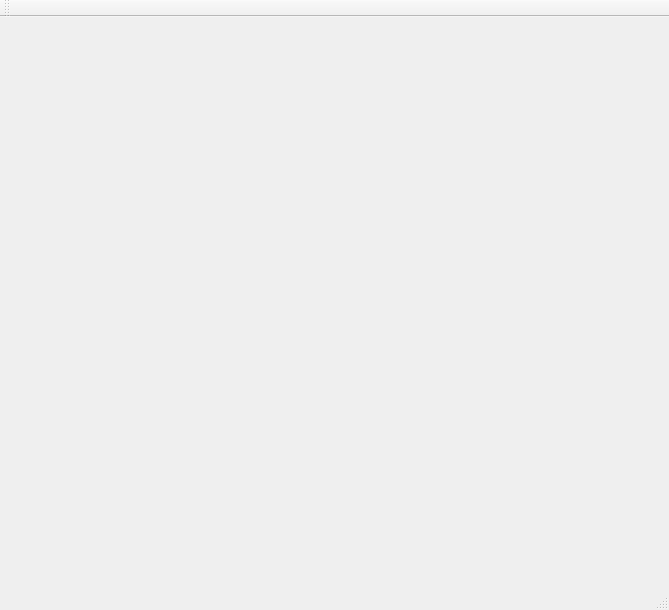
Mric26/Projet-image-2015, file QT/mainwindow.ui: the form before one commit.
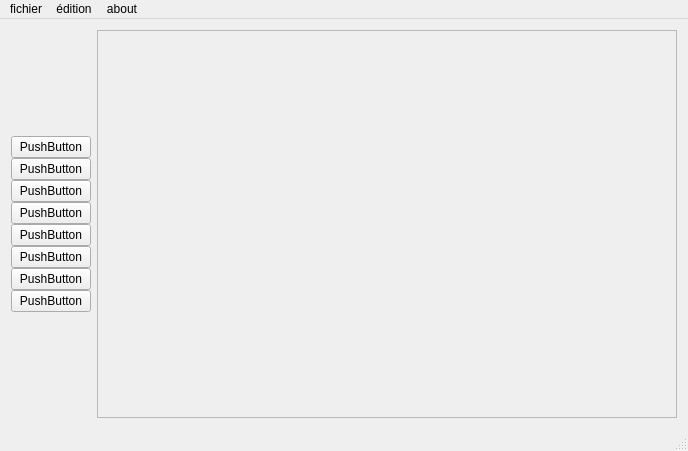
The form after the commit.

Diff of the .ui file:
```diff
--- a/QT/mainwindow.ui
+++ b/QT/mainwindow.ui
@@ -6,31 +6,276 @@
    <rect>
     <x>0</x>
     <y>0</y>
-    <width>669</width>
-    <height>610</height>
+    <width>688</width>
+    <height>451</height>
    </rect>
   </property>
   <property name="windowTitle">
    <string>MainWindow</string>
   </property>
-  <widget class="QWidget" name="centralWidget"/>
+  <widget class="QWidget" name="centralWidget">
+   <layout class="QGridLayout" name="gridLayout">
+    <item row="0" column="1">
+     <widget class="QScrollArea" name="scrollArea">
+      <property name="widgetResizable">
+       <bool>true</bool>
+      </property>
+      <widget class="QWidget" name="aireDeDessin">
+       <property name="geometry">
+        <rect>
+         <x>0</x>
+         <y>0</y>
+         <width>585</width>
+         <height>394</height>
+        </rect>
+       </property>
+       <layout class="QGridLayout" name="gridLayout_3">
+        <property name="sizeConstraint">
+         <enum>QLayout::SetFixedSize</enum>
+        </property>
+        <item row="0" column="0">
+         <widget class="QWidget" name="dessin" native="true"/>
+        </item>
+       </layout>
+      </widget>
+     </widget>
+    </item>
+    <item row="0" column="0">
+     <layout class="QGridLayout" name="gridLayout_2">
+      <property name="sizeConstraint">
+       <enum>QLayout::SetNoConstraint</enum>
+      </property>
+      <property name="topMargin">
+       <number>75</number>
+      </property>
+      <property name="rightMargin">
+       <number>0</number>
+      </property>
+      <property name="bottomMargin">
+       <number>75</number>
+      </property>
+      <property name="spacing">
+       <number>0</number>
+      </property>
+      <item row="11" column="0">
+       <widget class="QPushButton" name="histogramme">
+        <property name="autoFillBackground">
+         <bool>false</bool>
+        </property>
+        <property name="text">
+         <string>PushButton</string>
+        </property>
+        <property name="autoDefault">
+         <bool>false</bool>
+        </property>
+        <property name="default">
+         <bool>false</bool>
+        </property>
+        <property name="flat">
+         <bool>false</bool>
+        </property>
+       </widget>
+      </item>
+      <item row="7" column="0">
+       <widget class="QPushButton" name="flou">
+        <property name="autoFillBackground">
+         <bool>false</bool>
+        </property>
+        <property name="text">
+         <string>PushButton</string>
+        </property>
+        <property name="autoDefault">
+         <bool>false</bool>
+        </property>
+        <property name="default">
+         <bool>false</bool>
+        </property>
+        <property name="flat">
+         <bool>false</bool>
+        </property>
+       </widget>
+      </item>
+      <item row="0" column="0">
+       <spacer name="verticalSpacer_2">
+        <property name="orientation">
+         <enum>Qt::Vertical</enum>
+        </property>
+        <property name="sizeHint" stdset="0">
+         <size>
+          <width>20</width>
+          <height>40</height>
+         </size>
+        </property>
+       </spacer>
+      </item>
+      <item row="8" column="0">
+       <widget class="QPushButton" name="fusion">
+        <property name="autoFillBackground">
+         <bool>false</bool>
+        </property>
+        <property name="text">
+         <string>PushButton</string>
+        </property>
+        <property name="autoDefault">
+         <bool>false</bool>
+        </property>
+        <property name="default">
+         <bool>false</bool>
+        </property>
+        <property name="flat">
+         <bool>false</bool>
+        </property>
+       </widget>
+      </item>
+      <item row="1" column="0">
+       <widget class="QPushButton" name="ouvrir">
+        <property name="autoFillBackground">
+         <bool>false</bool>
+        </property>
+        <property name="text">
+         <string>PushButton</string>
+        </property>
+        <property name="autoDefault">
+         <bool>false</bool>
+        </property>
+        <property name="default">
+         <bool>false</bool>
+        </property>
+        <property name="flat">
+         <bool>false</bool>
+        </property>
+       </widget>
+      </item>
+      <item row="5" column="0">
+       <widget class="QPushButton" name="pipette">
+        <property name="autoFillBackground">
+         <bool>false</bool>
+        </property>
+        <property name="text">
+         <string>PushButton</string>
+        </property>
+        <property name="autoDefault">
+         <bool>false</bool>
+        </property>
+        <property name="default">
+         <bool>false</bool>
+        </property>
+        <property name="flat">
+         <bool>false</bool>
+        </property>
+       </widget>
+      </item>
+      <item row="3" column="0">
+       <widget class="QPushButton" name="enregistrer">
+        <property name="autoFillBackground">
+         <bool>false</bool>
+        </property>
+        <property name="text">
+         <string>PushButton</string>
+        </property>
+        <property name="autoDefault">
+         <bool>false</bool>
+        </property>
+        <property name="default">
+         <bool>false</bool>
+        </property>
+        <property name="flat">
+         <bool>false</bool>
+        </property>
+       </widget>
+      </item>
+      <item row="4" column="0">
+       <widget class="QPushButton" name="couper">
+        <property name="autoFillBackground">
+         <bool>false</bool>
+        </property>
+        <property name="text">
+         <string>PushButton</string>
+        </property>
+        <property name="autoDefault">
+         <bool>false</bool>
+        </property>
+        <property name="default">
+         <bool>false</bool>
+        </property>
+        <property name="flat">
+         <bool>false</bool>
+        </property>
+       </widget>
+      </item>
+      <item row="13" column="0">
+       <spacer name="verticalSpacer">
+        <property name="orientation">
+         <enum>Qt::Vertical</enum>
+        </property>
+        <property name="sizeHint" stdset="0">
+         <size>
+          <width>20</width>
+          <height>40</height>
+         </size>
+        </property>
+       </spacer>
+      </item>
+      <item row="6" column="0">
+       <widget class="QPushButton" name="gris">
+        <property name="autoFillBackground">
+         <bool>false</bool>
+        </property>
+        <property name="text">
+         <string>PushButton</string>
+        </property>
+        <property name="autoDefault">
+         <bool>false</bool>
+        </property>
+        <property name="default">
+         <bool>false</bool>
+        </property>
+        <property name="flat">
+         <bool>false</bool>
+        </property>
+       </widget>
+      </item>
+     </layout>
+    </item>
+   </layout>
+  </widget>
   <widget class="QMenuBar" name="menuBar">
    <property name="geometry">
     <rect>
      <x>0</x>
      <y>0</y>
-     <width>669</width>
-     <height>20</height>
+     <width>688</width>
+     <height>19</height>
     </rect>
    </property>
-  </widget>
-  <widget class="QToolBar" name="mainToolBar">
-   <attribute name="toolBarArea">
-    <enum>TopToolBarArea</enum>
-   </attribute>
-   <attribute name="toolBarBreak">
-    <bool>false</bool>
-   </attribute>
+   <widget class="QMenu" name="menuFichier">
+    <property name="title">
+     <string>fichier</string>
+    </property>
+    <addaction name="actionOuvrir_2"/>
+    <addaction name="actionEnregistrer"/>
+    <addaction name="actionEnregistrer_sous"/>
+    <addaction name="actionFermer"/>
+    <addaction name="separator"/>
+   </widget>
+   <widget class="QMenu" name="menu_dition">
+    <property name="title">
+     <string>édition</string>
+    </property>
+    <addaction name="actionHistogramme"/>
+    <addaction name="actionNiveau_de_gris"/>
+    <addaction name="actionFlou"/>
+    <addaction name="actionFusion"/>
+    <addaction name="actionPipette"/>
+   </widget>
+   <widget class="QMenu" name="menuAbout">
+    <property name="title">
+     <string>about</string>
+    </property>
+   </widget>
+   <addaction name="menuFichier"/>
+   <addaction name="menu_dition"/>
+   <addaction name="menuAbout"/>
   </widget>
   <widget class="QStatusBar" name="statusBar"/>
  </widget>
```
Left out of the diff: 50 changed lines with no effect on the pictures.
